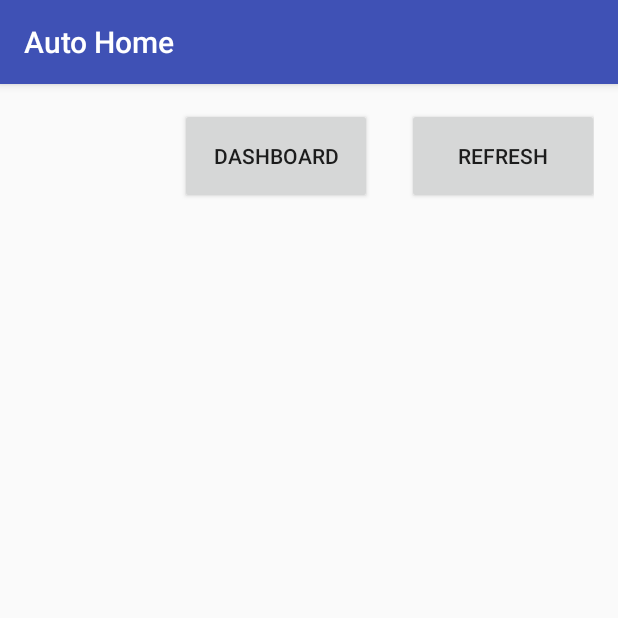
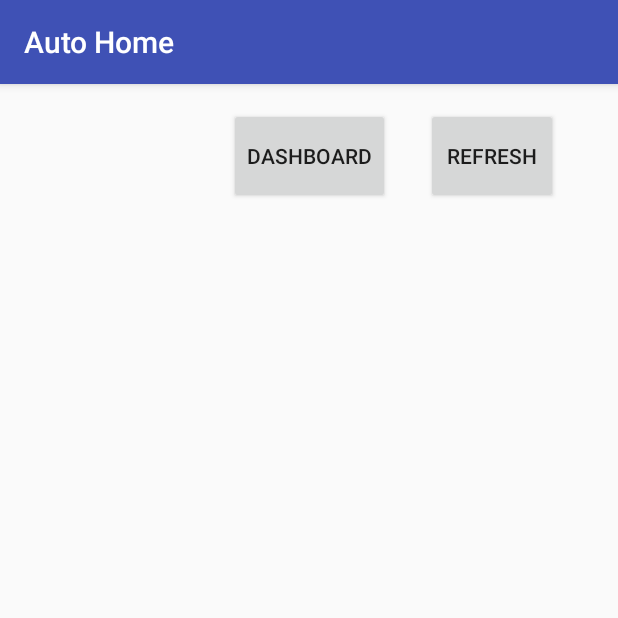
Before and after one commit to rirozizo/autohome, an Android app: the screen it shows after launch (MainActivity), on a phone screen of 412 x 824 dp, the top half of it. Run offline under Robolectric (Android 15) with nearby library versions, the light colour scheme and no system bars; 1 statement that could not run was skipped.

Commit message:
Changed main activity's layout to constraint

```diff
--- a/app/src/main/res/layout/activity_dash_board.xml
+++ b/app/src/main/res/layout/activity_dash_board.xml
@@ -26,8 +26,15 @@
         android:id="@+id/button2"
         android:layout_width="wrap_content"
         android:layout_height="wrap_content"
+        android:layout_marginStart="8dp"
+        android:layout_marginLeft="8dp"
+        android:layout_marginTop="16dp"
+        android:layout_marginEnd="8dp"
+        android:layout_marginRight="8dp"
         android:onClick="refresh"
         android:text="@string/refresh"
-        tools:layout_editor_absoluteX="161dp"
-        tools:layout_editor_absoluteY="16dp" />
+        app:layout_constraintEnd_toEndOf="parent"
+        app:layout_constraintHorizontal_bias="0.498"
+        app:layout_constraintStart_toStartOf="parent"
+        app:layout_constraintTop_toTopOf="parent" />
 </android.support.constraint.ConstraintLayout>
--- a/app/src/main/res/layout/activity_main.xml
+++ b/app/src/main/res/layout/activity_main.xml
@@ -1,47 +1,62 @@
 <?xml version="1.0" encoding="utf-8"?>
-<RelativeLayout xmlns:android="http://schemas.android.com/apk/res/android"
+<android.support.constraint.ConstraintLayout xmlns:android="http://schemas.android.com/apk/res/android"
+    xmlns:app="http://schemas.android.com/apk/res-auto"
     xmlns:tools="http://schemas.android.com/tools"
     android:id="@+id/activity_main"
     android:layout_width="match_parent"
     android:layout_height="match_parent"
+    android:paddingLeft="@dimen/activity_horizontal_margin"
+    android:paddingTop="@dimen/activity_vertical_margin"
+    android:paddingRight="@dimen/activity_horizontal_margin"
     android:paddingBottom="@dimen/activity_vertical_margin"
-    android:paddingLeft="@dimen/activity_horizontal_margin"
-    android:paddingRight="@dimen/activity_horizontal_margin"
-    android:paddingTop="@dimen/activity_vertical_margin"
     tools:context="com.rirozizo.autohome.MainActivity">
 
     <ListView
-        android:id="@android:id/list"
+        android:id="@+id/listView"
         android:layout_width="match_parent"
         android:layout_height="match_parent"
-        android:layout_alignParentStart="true"
-        android:layout_alignParentLeft="true"
-        android:layout_alignParentTop="true"
-        android:layout_marginTop="64dp" />
+        android:layout_marginStart="8dp"
+        android:layout_marginLeft="8dp"
+        android:layout_marginTop="64dp"
+        android:layout_marginEnd="8dp"
+        android:layout_marginRight="8dp"
+        android:layout_marginBottom="8dp"
+        app:layout_constraintBottom_toBottomOf="parent"
+        app:layout_constraintEnd_toEndOf="parent"
+        app:layout_constraintStart_toStartOf="parent"
+        app:layout_constraintTop_toTopOf="parent"
+        tools:layout_conversion_wrapHeight="1668"
+        tools:layout_conversion_wrapWidth="996" />
 
     <Button
         android:id="@+id/refresh_button"
-        android:layout_width="128dp"
+        android:layout_width="wrap_content"
         android:layout_height="64dp"
-        android:layout_alignParentTop="true"
-        android:layout_alignParentEnd="true"
-        android:layout_alignParentRight="true"
-        android:layout_marginTop="0dp"
-        android:layout_marginEnd="-3dp"
-        android:layout_marginRight="-3dp"
+        android:layout_marginStart="8dp"
+        android:layout_marginLeft="8dp"
+        android:layout_marginEnd="8dp"
+        android:layout_marginRight="8dp"
         android:onClick="refresh"
-        android:text="@string/refresh" />
+        android:text="@string/refresh"
+        app:layout_constraintEnd_toEndOf="parent"
+        app:layout_constraintStart_toEndOf="@+id/dashboard"
+        app:layout_constraintTop_toTopOf="parent"
+        tools:layout_conversion_wrapHeight="168"
+        tools:layout_conversion_wrapWidth="336" />
 
     <Button
-        android:id="@+id/button"
-        android:layout_width="128dp"
+        android:id="@+id/dashboard"
+        android:layout_width="wrap_content"
         android:layout_height="64dp"
-        android:layout_alignParentTop="true"
-        android:layout_alignParentEnd="true"
-        android:layout_alignParentRight="true"
-        android:layout_marginTop="0dp"
-        android:layout_marginEnd="148dp"
-        android:layout_marginRight="145dp"
+        android:layout_marginStart="8dp"
+        android:layout_marginLeft="8dp"
+        android:layout_marginEnd="8dp"
+        android:layout_marginRight="8dp"
         android:onClick="dashboard"
-        android:text="@string/Dashboard" />
-</RelativeLayout>
+        android:text="@string/Dashboard"
+        app:layout_constraintEnd_toEndOf="parent"
+        app:layout_constraintStart_toStartOf="parent"
+        app:layout_constraintTop_toTopOf="parent"
+        tools:layout_conversion_wrapHeight="168"
+        tools:layout_conversion_wrapWidth="336" />
+</android.support.constraint.ConstraintLayout>
```
